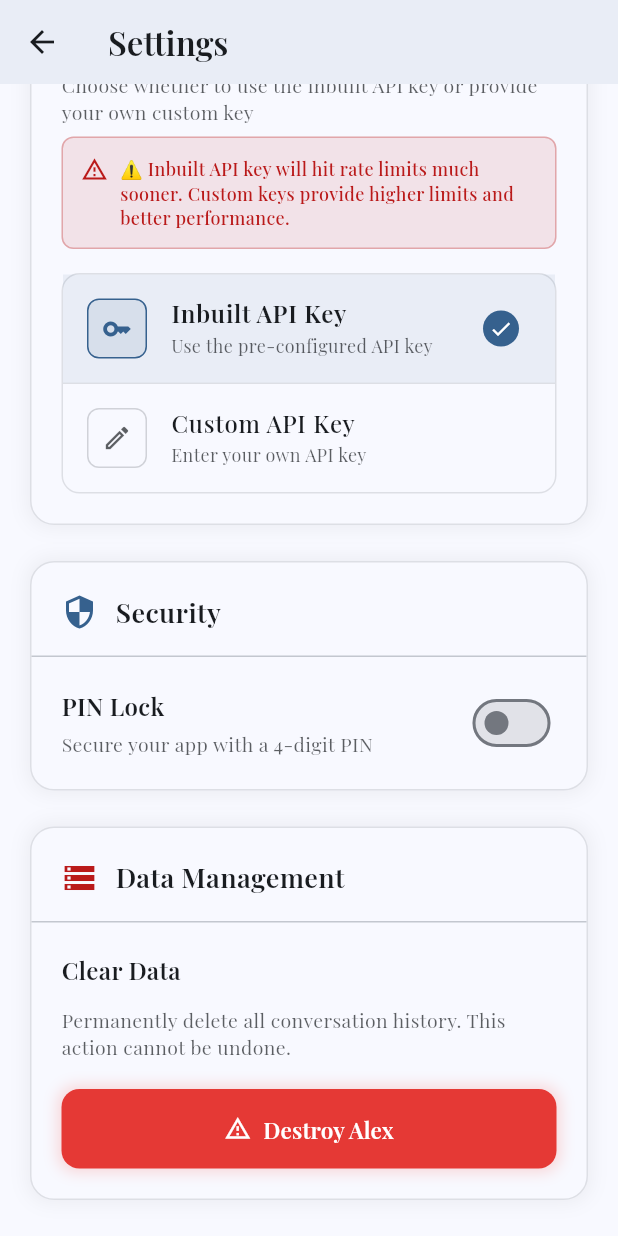
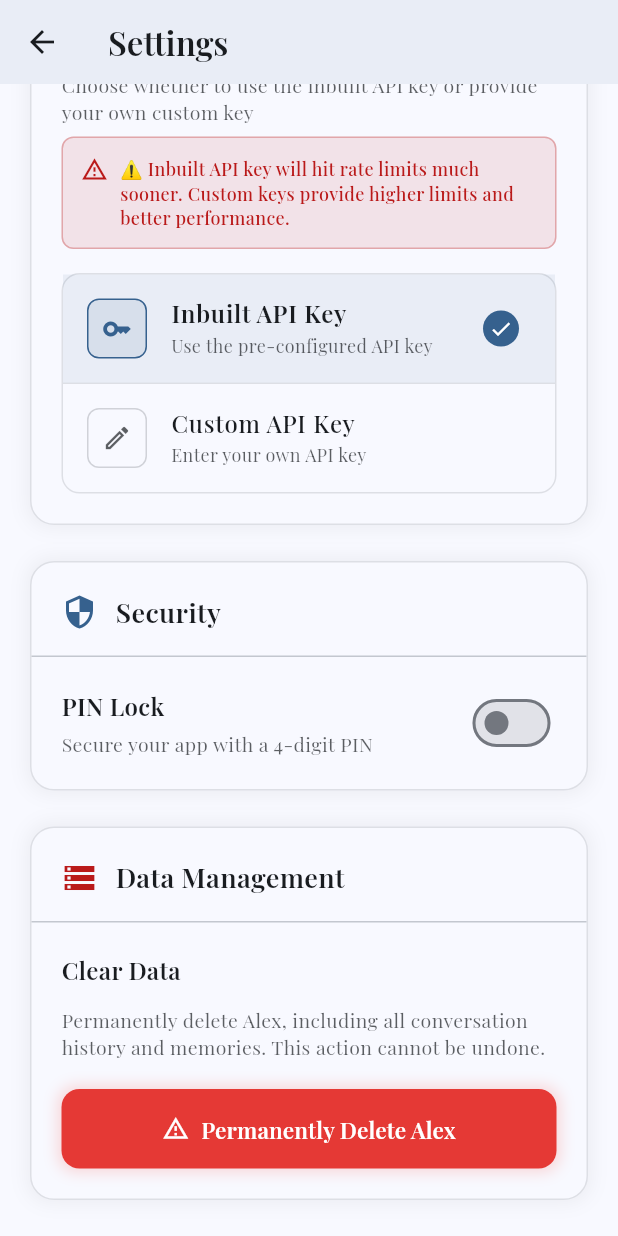
Before and after one commit to ThomasNowProductions/Alex, a Flutter app: the SettingsScreen screen opened directly, scrolled down 576 dp, on a phone screen of 412 x 824 dp. Run offline on Flutter 3.47's test engine with Material 3 defaults, Android fonts, the phone set to English and light mode, and no system bars; our stand-ins replace flutter_dotenv, google_fonts, logger, permission_handler, speech_to_text; missing offline and left inert: markdown_widget; project files that could hold a hidden picture were left out.

Commit message:
Updated wording

```diff
--- a/lib/components/settings_screen.dart
+++ b/lib/components/settings_screen.dart
@@ -803,7 +803,7 @@ class _SettingsScreenState extends State<SettingsScreen> {
         ),
         const SizedBox(height: 12),
         Text(
-          'Permanently delete all conversation history. This action cannot be undone.',
+          'Permanently delete Alex, including all conversation history and memories. This action cannot be undone.',
           style: GoogleFonts.playfairDisplay(
             fontSize: 13,
             color: Theme.of(context).colorScheme.onSurface.withOpacity(0.7),
@@ -827,7 +827,7 @@ class _SettingsScreenState extends State<SettingsScreen> {
             onPressed: _showDeleteConfirmationDialog,
             icon: const Icon(Icons.warning_amber_outlined),
             label: Text(
-              'Destroy Alex',
+              'Permanently Delete Alex',
               style: GoogleFonts.playfairDisplay(
                 fontWeight: FontWeight.w600,
                 fontSize: 15,
@@ -862,13 +862,13 @@ class _SettingsScreenState extends State<SettingsScreen> {
       builder: (BuildContext context) {
         return AlertDialog(
           title: Text(
-            'Delete All History?',
+            'Permanently Delete Alex?',
             style: GoogleFonts.playfairDisplay(
               fontWeight: FontWeight.w600,
             ),
           ),
           content: Text(
-            'This action cannot be undone. All conversation history will be permanently deleted.',
+            'This action cannot be undone. Alex and all conversation history will be permanently deleted.',
             style: GoogleFonts.playfairDisplay(),
           ),
           actions: [
@@ -889,7 +889,7 @@ class _SettingsScreenState extends State<SettingsScreen> {
                 foregroundColor: Colors.white,
               ),
               child: Text(
-                'Delete',
+                'Delete Permanently',
                 style: GoogleFonts.playfairDisplay(),
               ),
             ),
@@ -908,7 +908,7 @@ class _SettingsScreenState extends State<SettingsScreen> {
         ScaffoldMessenger.of(context).showSnackBar(
           SnackBar(
             content: Text(
-              'Alex has been destroyed and all memories wiped',
+              'Alex permanently deleted. All memories and conversation history removed.',
               style: GoogleFonts.playfairDisplay(),
             ),
             backgroundColor: Colors.green,
@@ -921,7 +921,7 @@ class _SettingsScreenState extends State<SettingsScreen> {
         ScaffoldMessenger.of(context).showSnackBar(
           SnackBar(
             content: Text(
-              'Failed to destroy Alex. Please try again.',
+              'Failed to permanently delete Alex. Please try again.',
               style: GoogleFonts.playfairDisplay(),
             ),
             backgroundColor: Colors.red,
```
